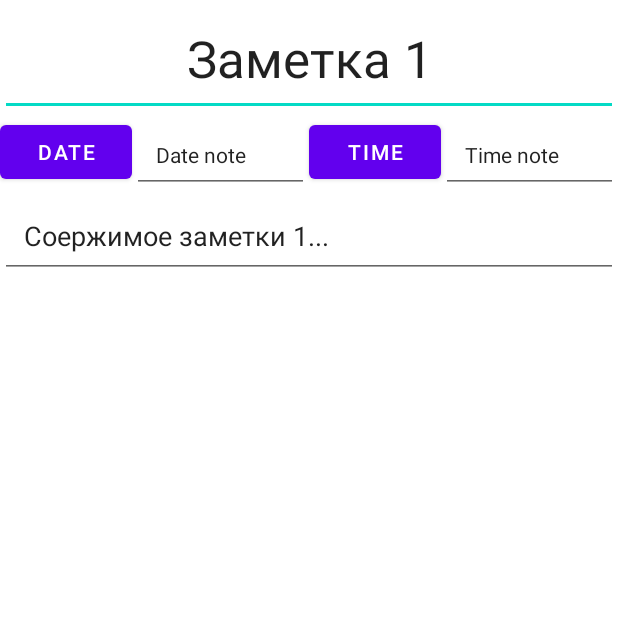
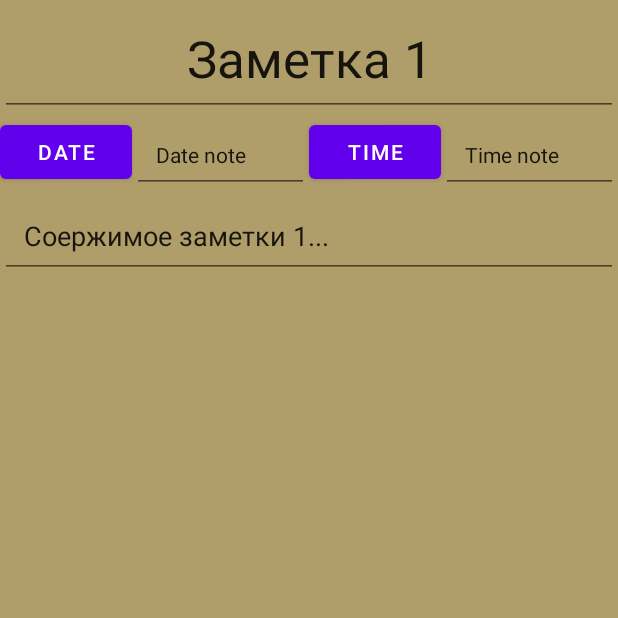
Before and after one commit to EvgenyaVezel/AnAndroidNotes, an Android app: the screen it shows after launch (NoteContentActivity before the commit, MainActivity after it), after a tap on "Заметка 1", on a phone screen of 412 x 824 dp, the top half of it. Run offline under Robolectric (Android 15) with nearby library versions, the phone set to English and light mode, and no system bars.

Commit message:
реализация Singe Activity

```diff
--- a/app/src/main/java/com/example/myapplication/ui/details/NoteContentActivity.java
+++ /dev/null
@@ -1,34 +0,0 @@
-package com.example.myapplication.ui.details;
-
-import androidx.appcompat.app.AppCompatActivity;
-
-import android.content.Context;
-import android.content.Intent;
-import android.content.SharedPreferences;
-import android.os.Bundle;
-
-import com.example.myapplication.R;
-import com.example.myapplication.domain.Note;
-import com.example.myapplication.ui.list.NotesListFragment;
-
-public class NoteContentActivity extends AppCompatActivity{
-
-    public static final String ARG_NOTE = "ARG_NOTE";
-
-    @Override
-    protected void onCreate(Bundle savedInstanceState) {
-        super.onCreate(savedInstanceState);
-        setContentView(R.layout.activity_note_content);
-
-        if(savedInstanceState == null){
-
-            Note note = getIntent().getParcelableExtra(ARG_NOTE);
-            getSupportFragmentManager()
-                    .beginTransaction()
-                    .replace(R.id.container, NoteContentFragment.getInstance(note))
-                    .commit();
-        }
-    }
-
-
-}
--- a/app/src/main/java/com/example/myapplication/ui/list/MainActivity.java
+++ b/app/src/main/java/com/example/myapplication/ui/list/MainActivity.java
@@ -7,18 +7,16 @@ import androidx.appcompat.widget.SearchView;
 import androidx.appcompat.widget.Toolbar;
 import androidx.core.view.GravityCompat;
 import androidx.drawerlayout.widget.DrawerLayout;
+import androidx.fragment.app.Fragment;
 
-import android.content.Intent;
 import android.os.Bundle;
-import android.view.Gravity;
 import android.view.Menu;
 import android.view.MenuItem;
 import android.widget.Toast;
 
-import com.example.myapplication.AboutAppFragment;
+import com.example.myapplication.ui.menu.AboutAppFragment;
 import com.example.myapplication.R;
 import com.example.myapplication.domain.Note;
-import com.example.myapplication.ui.details.NoteContentActivity;
 import com.example.myapplication.ui.details.NoteContentFragment;
 import com.google.android.material.navigation.NavigationView;
 
@@ -31,12 +29,12 @@ public class MainActivity extends AppCompatActivity implements NotesListFragment
         Toolbar toolbar = findViewById(R.id.toolbar);
 
 
-        setSupportActionBar(toolbar);
+       /* setSupportActionBar(toolbar);
         getSupportFragmentManager()
                 .beginTransaction()
                 .replace(R.id.container_list, new NotesListFragment())
                 .commit();
-
+*/
 
         DrawerLayout drawerLayout = findViewById(R.id.drawer_layout);
         ActionBarDrawerToggle toggle = new ActionBarDrawerToggle(
@@ -53,7 +51,7 @@ public class MainActivity extends AppCompatActivity implements NotesListFragment
             public boolean onNavigationItemSelected(@NonNull MenuItem item) {
                 drawerLayout.closeDrawer(GravityCompat.START);
 
-                if(item.getItemId() == R.id.about_app){
+                if (item.getItemId() == R.id.about_app) {
                     getSupportFragmentManager()
                             .beginTransaction()
                             .addToBackStack(null)
@@ -67,7 +65,6 @@ public class MainActivity extends AppCompatActivity implements NotesListFragment
 
     }
 
-
     @Override
     public void onNoteClicked(Note note) {
         boolean isLandscape = getResources().getBoolean(R.bool.isLandscape);
@@ -78,9 +75,14 @@ public class MainActivity extends AppCompatActivity implements NotesListFragment
                     .commit();
         } else {
 
-            Intent intent = new Intent(this, NoteContentActivity.class);
-            intent.putExtra(NoteContentActivity.ARG_NOTE, note);
-            startActivity(intent);
+            Fragment listFragment = getSupportFragmentManager().findFragmentById(R.id.container_list);
+            getSupportFragmentManager()
+                    .beginTransaction()
+                    .replace(R.id.container, NoteContentFragment.getInstance(note))
+                    .hide(listFragment)
+                    .addToBackStack(null)
+                    .commit();
+
         }
     }
 
--- a/app/src/main/java/com/example/myapplication/ui/list/NotesListFragment.java
+++ b/app/src/main/java/com/example/myapplication/ui/list/NotesListFragment.java
@@ -3,12 +3,9 @@ package com.example.myapplication.ui.list;
 import android.content.Context;
 import android.os.Bundle;
 import android.view.LayoutInflater;
-import android.view.Menu;
-import android.view.MenuInflater;
 import android.view.MenuItem;
 import android.view.View;
 import android.view.ViewGroup;
-import android.widget.EditText;
 import android.widget.LinearLayout;
 import android.widget.PopupMenu;
 import android.widget.TextView;
@@ -47,7 +44,6 @@ public class NotesListFragment extends Fragment {
     @Override
     public void onDetach() {
         super.onDetach();
-
         onNoteClicked = null;
     }
 
@@ -79,8 +75,6 @@ public class NotesListFragment extends Fragment {
             });
 
             TextView noteHead = itemView.findViewById(R.id.item_note);
-
-
             noteHead.setOnLongClickListener(new View.OnLongClickListener() {
                 @Override
                 public boolean onLongClick(View v) {
@@ -90,11 +84,11 @@ public class NotesListFragment extends Fragment {
                     popupMenu.setOnMenuItemClickListener(new PopupMenu.OnMenuItemClickListener() {
                         @Override
                         public boolean onMenuItemClick(MenuItem item) {
-                            if(item.getItemId() == R.id.option_edit){
+                            if (item.getItemId() == R.id.option_edit) {
                                 Toast.makeText(requireContext(), "note edited", Toast.LENGTH_SHORT).show();
                                 return true;
                             }
-                            if(item.getItemId() == R.id.option_delete){
+                            if (item.getItemId() == R.id.option_delete) {
                                 Toast.makeText(requireContext(), "note deleted", Toast.LENGTH_SHORT).show();
                                 return true;
                             }
@@ -107,33 +101,7 @@ public class NotesListFragment extends Fragment {
                 }
             });
 
-            /*noteHead.setOnClickListener(new View.OnClickListener() {
-                @Override
-                public void onClick(View v) {
-                    PopupMenu popupMenu = new PopupMenu(requireContext(), v);
-
-                    requireActivity().getMenuInflater().inflate(R.menu.menu_list_fragment, popupMenu.getMenu());
-
-                    popupMenu.setOnMenuItemClickListener(new PopupMenu.OnMenuItemClickListener() {
-                        @Override
-                        public boolean onMenuItemClick(MenuItem item) {
-                            if(item.getItemId() == R.id.option_edit){
-                                Toast.makeText(requireContext(), "node edited", Toast.LENGTH_SHORT).show();
-                                return true;
-                            }
-
-                            if(item.getItemId() == R.id.option_delete){
-                                Toast.makeText(requireContext(), "node deleted", Toast.LENGTH_SHORT).show();
-                                return true;
-                            }
-                            return false;
-                        }
-                    });
-                    popupMenu.show();
-                }
-            });*/
             noteHead.setText(note.getHead());
-
             noteList.addView(itemView);
 
         }
--- a/app/src/main/java/com/example/myapplication/AboutAppFragment.java
+++ b/app/src/main/java/com/example/myapplication/ui/menu/AboutAppFragment.java
@@ -1,4 +1,4 @@
-package com.example.myapplication;
+package com.example.myapplication.ui.menu;
 
 import android.os.Bundle;
 
@@ -7,6 +7,8 @@ import androidx.fragment.app.Fragment;
 import android.view.LayoutInflater;
 import android.view.View;
 import android.view.ViewGroup;
+
+import com.example.myapplication.R;
 
 
 public class AboutAppFragment extends Fragment {
--- a/app/src/main/res/layout-land/activity_main.xml
+++ b/app/src/main/res/layout-land/activity_main.xml
@@ -1,32 +1,73 @@
 <?xml version="1.0" encoding="utf-8"?>
-<androidx.constraintlayout.widget.ConstraintLayout xmlns:android="http://schemas.android.com/apk/res/android"
+
+<androidx.drawerlayout.widget.DrawerLayout xmlns:android="http://schemas.android.com/apk/res/android"
+    xmlns:app="http://schemas.android.com/apk/res-auto"
+    xmlns:tools="http://schemas.android.com/tools"
+    android:id="@+id/drawer_layout"
     android:layout_width="match_parent"
     android:layout_height="match_parent"
-    xmlns:tools="http://schemas.android.com/tools"
-    xmlns:app="http://schemas.android.com/apk/res-auto">
+    android:fitsSystemWindows="true"
+    tools:context=".ui.list.MainActivity"
+    tools:openDrawer="start">
+
+<androidx.coordinatorlayout.widget.CoordinatorLayout
+    android:layout_width="match_parent"
+    android:layout_height="match_parent">
+
+    <com.google.android.material.appbar.AppBarLayout
+        android:layout_width="match_parent"
+        android:layout_height="wrap_content">
+
+        <androidx.appcompat.widget.Toolbar
+            android:id="@+id/toolbar"
+            android:layout_width="match_parent"
+            android:layout_height="wrap_content"
+            android:background="@color/space_gray" />
+    </com.google.android.material.appbar.AppBarLayout>
+
+    <androidx.constraintlayout.widget.ConstraintLayout
+        android:layout_width="match_parent"
+        android:layout_height="match_parent"
+        app:layout_behavior="@string/appbar_scrolling_view_behavior">
 
         <androidx.fragment.app.FragmentContainerView
-        android:id="@+id/notes"
+            android:id="@+id/notes_fragment"
             android:name="com.example.myapplication.ui.list.NotesListFragment"
-        tools:context=".ui.list.MainActivity"
             android:layout_width="0dp"
-        android:layout_height="0dp"
+            android:layout_height="match_parent"
+            app:layout_constraintBottom_toBottomOf="parent"
+            app:layout_constraintEnd_toStartOf="@id/notes_content_fragment"
+            app:layout_constraintStart_toStartOf="parent"
             app:layout_constraintTop_toTopOf="parent"
-        app:layout_constraintStart_toStartOf="parent"
-        app:layout_constraintBottom_toBottomOf="parent"
-        app:layout_constraintEnd_toStartOf="@id/notes_content_fragment"/>
+            tools:context=".ui.list.MainActivity" />
 
         <androidx.fragment.app.FragmentContainerView
             android:id="@+id/notes_content_fragment"
             android:layout_width="0dp"
-        android:layout_height="0dp"
+            android:layout_height="match_parent"
+            app:layout_constraintBottom_toBottomOf="parent"
+            app:layout_constraintEnd_toEndOf="parent"
+            app:layout_constraintStart_toEndOf="@id/notes_fragment"
             app:layout_constraintTop_toTopOf="parent"
-        app:layout_constraintEnd_toEndOf="parent"
-        app:layout_constraintStart_toEndOf="@id/notes"
+            tools:context=".ui.list.MainActivity" />
+    </androidx.constraintlayout.widget.ConstraintLayout>
+
+</androidx.coordinatorlayout.widget.CoordinatorLayout>
+    <androidx.fragment.app.FragmentContainerView
+    android:id="@+id/container"
+    android:layout_width="match_parent"
+    android:layout_height="match_parent"
     app:layout_constraintBottom_toBottomOf="parent"
-        tools:context=".ui.list.MainActivity" />
+    app:layout_constraintLeft_toLeftOf="parent"
+    app:layout_constraintRight_toRightOf="parent"
+    app:layout_constraintTop_toTopOf="parent" />
 
-
-
-
-</androidx.constraintlayout.widget.ConstraintLayout>
+    <com.google.android.material.navigation.NavigationView
+        android:id="@+id/navigation_view"
+        android:layout_width="match_parent"
+        android:layout_height="match_parent"
+        android:layout_gravity="start"
+        android:fitsSystemWindows="true"
+        app:headerLayout="@layout/layout_drawer_header"
+        app:menu="@menu/menu_drawer" />
+</androidx.drawerlayout.widget.DrawerLayout>
--- a/app/src/main/res/layout/activity_main.xml
+++ b/app/src/main/res/layout/activity_main.xml
@@ -37,6 +37,7 @@
                 android:id="@+id/container_list"
                 android:layout_width="match_parent"
                 android:layout_height="match_parent"
+                android:name="com.example.myapplication.ui.list.NotesListFragment"
                 app:layout_constraintBottom_toBottomOf="parent"
                 app:layout_constraintLeft_toLeftOf="parent"
                 app:layout_constraintRight_toRightOf="parent"
--- a/app/src/main/res/layout/fragment_about_app.xml
+++ b/app/src/main/res/layout/fragment_about_app.xml
@@ -5,7 +5,7 @@
     android:layout_width="match_parent"
     android:layout_height="match_parent"
     android:background="@color/about_app"
-    tools:context=".AboutAppFragment">
+    tools:context=".ui.menu.AboutAppFragment">
 
     <TextView
         android:id="@+id/text_view_about_app"
--- a/app/src/main/res/layout/fragment_note_content.xml
+++ b/app/src/main/res/layout/fragment_note_content.xml
@@ -5,6 +5,7 @@
     xmlns:tools="http://schemas.android.com/tools"
     android:layout_width="match_parent"
     android:layout_height="match_parent"
+    android:background="@color/about_app"
     android:orientation="vertical">
 
     <EditText
```
Lines whose indentation alone changed are shown as unchanged.
